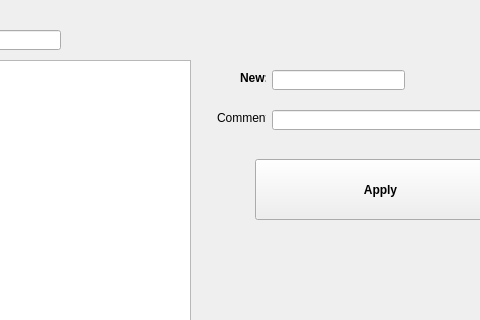
This is uis/change_form.ui in andrei219/euromedia as Qt 5 draws it before an edit; both pictures show x 330 to 810 and y 0 to 320 of the 894 by 481 pixel window. The edited form follows.
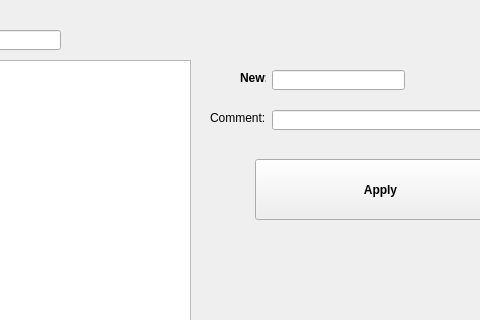
This is the edited form.

Patch:
```diff
--- a/uis/change_form.ui
+++ b/uis/change_form.ui
@@ -74,9 +74,9 @@
   <widget class="QLabel" name="label_2">
    <property name="geometry">
     <rect>
-     <x>547</x>
+     <x>540</x>
      <y>110</y>
-     <width>49</width>
+     <width>61</width>
      <height>16</height>
     </rect>
    </property>
```
